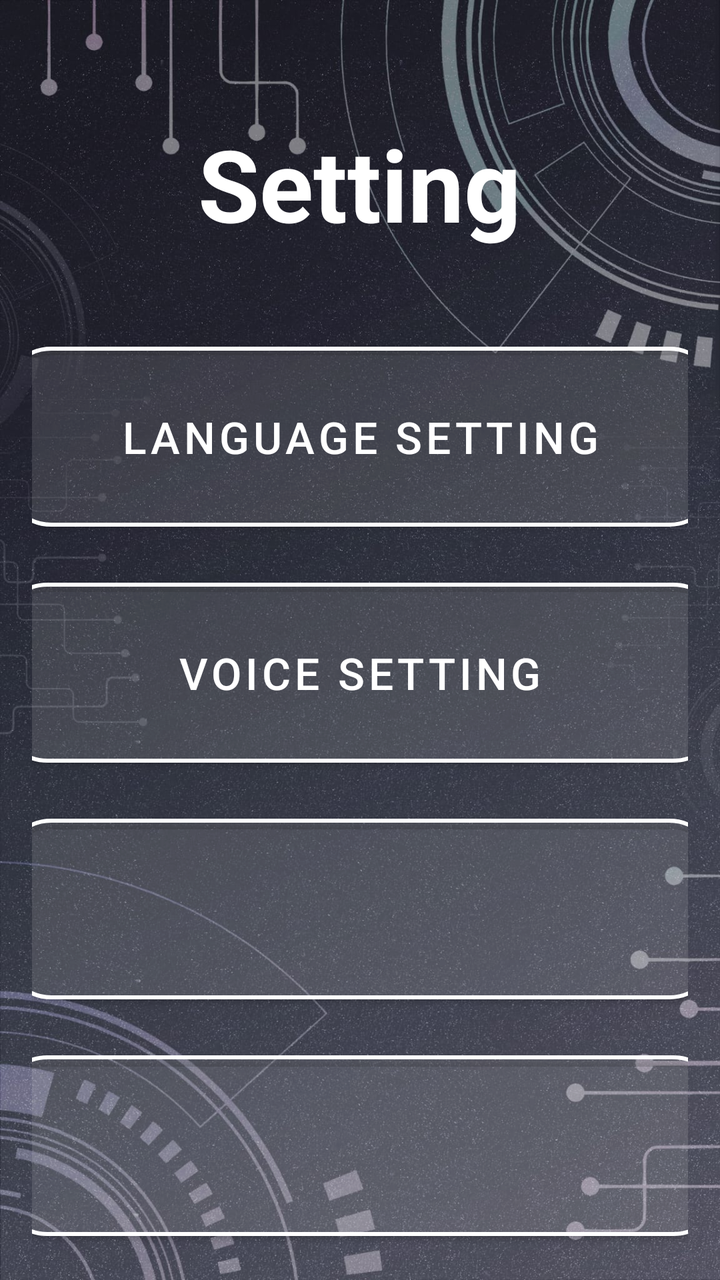
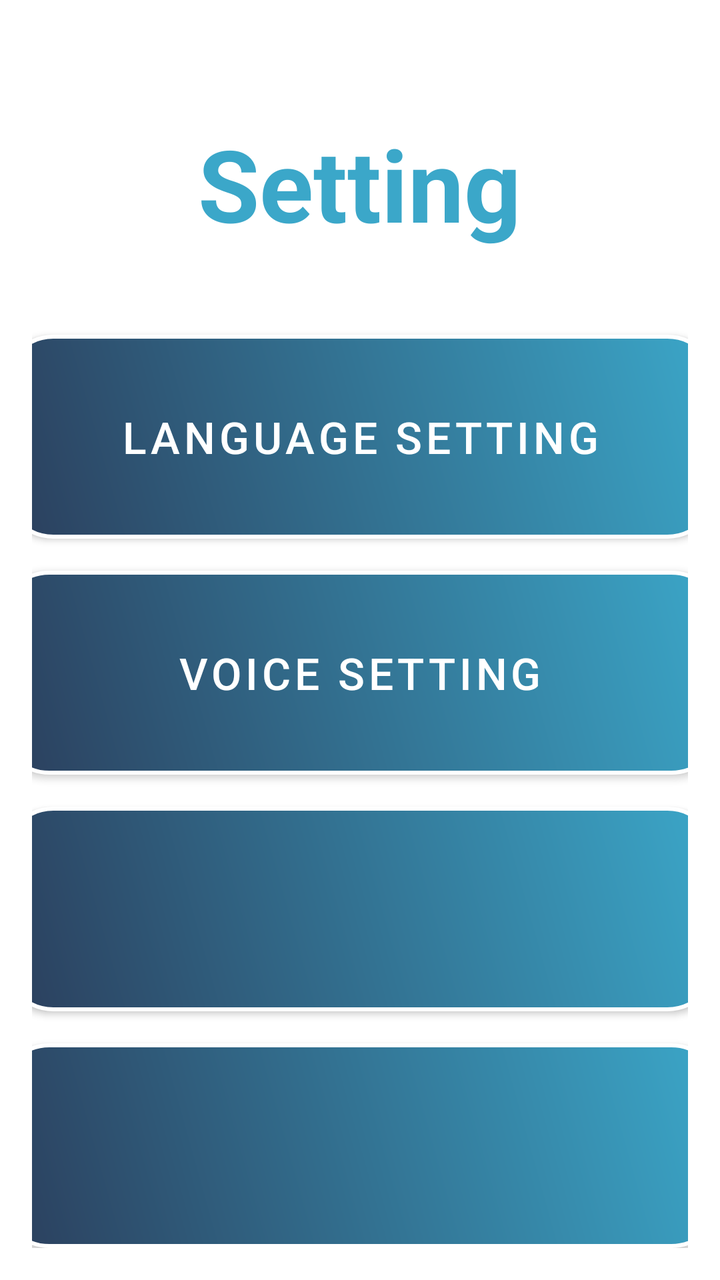

Before-and-after screenshots of an Android layout around one commit, followed by the original layout XML and the change that was made.
<!-- AndroidManifest.xml: application theme Theme.VISTA -->
<!-- res/layout/activity_setting_page.xml -->
<?xml version="1.0" encoding="utf-8"?>
<LinearLayout xmlns:android="http://schemas.android.com/apk/res/android"
    xmlns:app="http://schemas.android.com/apk/res-auto"
    android:id="@+id/main"
    android:layout_width="match_parent"
    android:layout_height="match_parent"
    android:background="@drawable/background"
    android:orientation="vertical"
    android:gravity="center"
    android:padding="16dp"
    android:weightSum="5">

    
    <TextView
        android:id="@+id/textView2"
        android:layout_width="wrap_content"
        android:layout_height="wrap_content"
        android:layout_marginTop="16dp"
        android:layout_weight="1"
        android:gravity="center"
        android:textColor="@color/white"
        android:text="@string/SettingActivity_Setting"
        android:textSize="50sp"
        android:textStyle="bold" />

    
    <com.google.android.material.button.MaterialButton
        android:id="@+id/btnLanSetting"
        style="@style/SemiTransparentRoundedButton"
        android:layout_width="357dp"
        android:layout_height="wrap_content"
        android:layout_marginTop="16dp"
        android:layout_weight="1"
        android:text="@string/SettingActivity_LanguageSetting"
        android:textSize="22sp" />

    
    <com.google.android.material.button.MaterialButton
        android:id="@+id/btnVoiceSetting"
        style="@style/SemiTransparentRoundedButton"
        android:layout_width="361dp"
        android:layout_height="wrap_content"
        android:layout_marginTop="16dp"
        android:layout_weight="1"
        android:text="@string/SettingActivity_VoiceSetting"
        android:textSize="22sp" />

    
    <com.google.android.material.button.MaterialButton
        android:id="@+id/btn"
        style="@style/SemiTransparentRoundedButton"
        android:layout_width="357dp"
        android:layout_height="wrap_content"
        android:layout_marginTop="16dp"
        android:layout_weight="1"
        android:text=""
        android:textSize="22sp" />

    
    <com.google.android.material.button.MaterialButton
        android:id="@+id/button5"
        style="@style/SemiTransparentRoundedButton"
        android:layout_width="361dp"
        android:layout_height="wrap_content"
        android:layout_marginTop="16dp"
        android:layout_weight="1"
        android:text=""
        android:textSize="22sp" />


</LinearLayout>
<!-- resources referenced by this layout -->
<resources>
  <color name="white">#FFFFFF</color>
  <!-- drawable background: jpeg bitmap (drawable, 288114 bytes) -->
  <string name="SettingActivity_LanguageSetting">Language Setting</string>
  <string name="SettingActivity_Setting">Setting</string>
  <string name="SettingActivity_VoiceSetting">Voice Setting</string>
  <style name="SemiTransparentRoundedButton" parent="Widget.MaterialComponents.Button">
          <item name="android:textColor">#FFFFFF</item>
          <item name="background">@drawable/button_selector</item> 
          <item name="cornerRadius">24dp</item>
          <item name="strokeColor">#FFFFFF</item>
          <item name="strokeWidth">2dp</item>
          <item name="backgroundTint">#20FFFFFF</item> 
      </style>
  <style name="Theme.VISTA" parent="Theme.MaterialComponents.Light.NoActionBar">
          
          <item name="colorPrimary">@color/semi_transparent_white</item>
          <item name="colorPrimaryVariant">@color/semi_transparent_white</item>
          <item name="colorOnPrimary">@color/white</item>
          
      </style>
  <!-- drawable button_selector (drawable) -->
  <?xml version="1.0" encoding="utf-8"?>
  <selector xmlns:android="http://schemas.android.com/apk/res/android">
      
      <item android:state_pressed="true">
          <shape android:shape="rectangle">
              <solid android:color="#20FFFFFF" /> 
              <stroke android:width="2dp" android:color="#FFFFFF" />
              <corners android:radius="24dp" />
          </shape>
      </item>
  
      
      <item android:state_selected="true">
          <shape android:shape="rectangle">
              <solid android:color="#FFFF00" /> 
              <stroke android:width="2dp" android:color="#FFFFFF" />
              <corners android:radius="24dp" />
          </shape>
      </item>
  
      
      <item>
          <shape android:shape="rectangle">
              <solid android:color="#20FFFFFF" /> 
              <stroke android:width="2dp" android:color="#FFFFFF" />
              <corners android:radius="24dp" />
          </shape>
      </item>
  </selector>
  <color name="semi_transparent_white">#80FFFFFF</color>
</resources>

<!-- the commit's change to res/layout/activity_setting_page.xml (unified diff, before → after) -->
@@ -4,7 +4,7 @@
     android:id="@+id/main"
     android:layout_width="match_parent"
     android:layout_height="match_parent"
-    android:background="@drawable/background"
+    android:background="@color/white"
     android:orientation="vertical"
     android:gravity="center"
     android:padding="16dp"
@@ -18,7 +18,7 @@
         android:layout_marginTop="16dp"
         android:layout_weight="1"
         android:gravity="center"
-        android:textColor="@color/white"
+        android:textColor="#3BA7C9"
         android:text="@string/SettingActivity_Setting"
         android:textSize="50sp"
         android:textStyle="bold" />
@@ -32,7 +32,13 @@
         android:layout_marginTop="16dp"
         android:layout_weight="1"
         android:text="@string/SettingActivity_LanguageSetting"
-        android:textSize="22sp" />
+        android:textSize="22sp"
+        android:background="@drawable/btn_photo_gradient"
+        app:backgroundTint="@null"
+        app:backgroundTintMode="src_over"
+        app:cornerRadius="0dp"
+        app:strokeColor="@null"
+        app:strokeWidth="0dp"/>
 
     
     <com.google.android.material.button.MaterialButton
@@ -43,7 +49,13 @@
         android:layout_marginTop="16dp"
         android:layout_weight="1"
         android:text="@string/SettingActivity_VoiceSetting"
-        android:textSize="22sp" />
+        android:textSize="22sp"
+        android:background="@drawable/btn_photo_gradient"
+        app:backgroundTint="@null"
+        app:backgroundTintMode="src_over"
+        app:cornerRadius="0dp"
+        app:strokeColor="@null"
+        app:strokeWidth="0dp"/>
 
     
     <com.google.android.material.button.MaterialButton
@@ -54,7 +66,13 @@
         android:layout_marginTop="16dp"
         android:layout_weight="1"
         android:text=""
-        android:textSize="22sp" />
+        android:textSize="22sp"
+        android:background="@drawable/btn_photo_gradient"
+        app:backgroundTint="@null"
+        app:backgroundTintMode="src_over"
+        app:cornerRadius="0dp"
+        app:strokeColor="@null"
+        app:strokeWidth="0dp"/>
 
     
     <com.google.android.material.button.MaterialButton
@@ -65,7 +83,13 @@
         android:layout_marginTop="16dp"
         android:layout_weight="1"
         android:text=""
-        android:textSize="22sp" />
+        android:textSize="22sp"
+        android:background="@drawable/btn_photo_gradient"
+        app:backgroundTint="@null"
+        app:backgroundTintMode="src_over"
+        app:cornerRadius="0dp"
+        app:strokeColor="@null"
+        app:strokeWidth="0dp"/>
 
 
 </LinearLayout>
<!-- resource entries referenced after the edit -->
@@ -1,7 +1,27 @@
 <!-- resources referenced by this layout -->
 <resources>
   <color name="white">#FFFFFF</color>
-  <!-- drawable background: jpeg bitmap (drawable, 288114 bytes) -->
+  <!-- drawable btn_photo_gradient (drawable) -->
+  <?xml version="1.0" encoding="utf-8"?>
+  <shape xmlns:android="http://schemas.android.com/apk/res/android"
+      android:shape="rectangle">
+  
+      
+      <gradient
+          android:startColor="#2B3E5C"
+          android:endColor="#3BA7C9"
+          android:angle="45"
+      />
+  
+      
+      <corners android:radius="24dp" />
+  
+      
+      <stroke
+          android:width="2dp"
+          android:color="#FFFFFF" />
+  
+  </shape>
   <string name="SettingActivity_LanguageSetting">Language Setting</string>
   <string name="SettingActivity_Setting">Setting</string>
   <string name="SettingActivity_VoiceSetting">Voice Setting</string>
